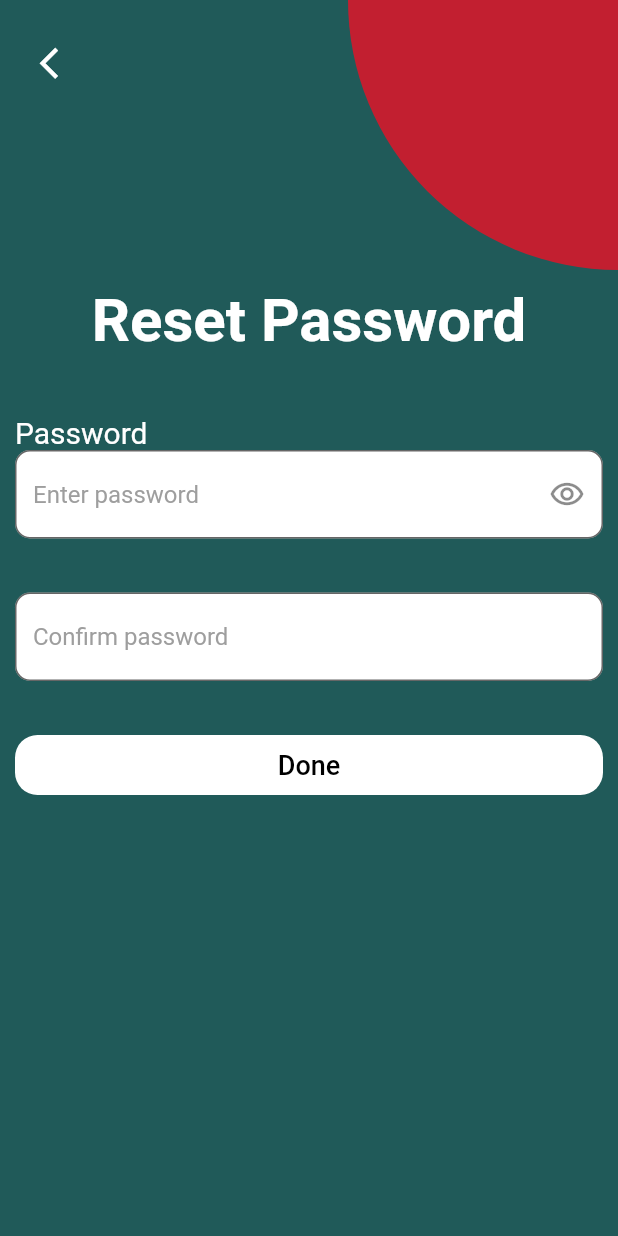
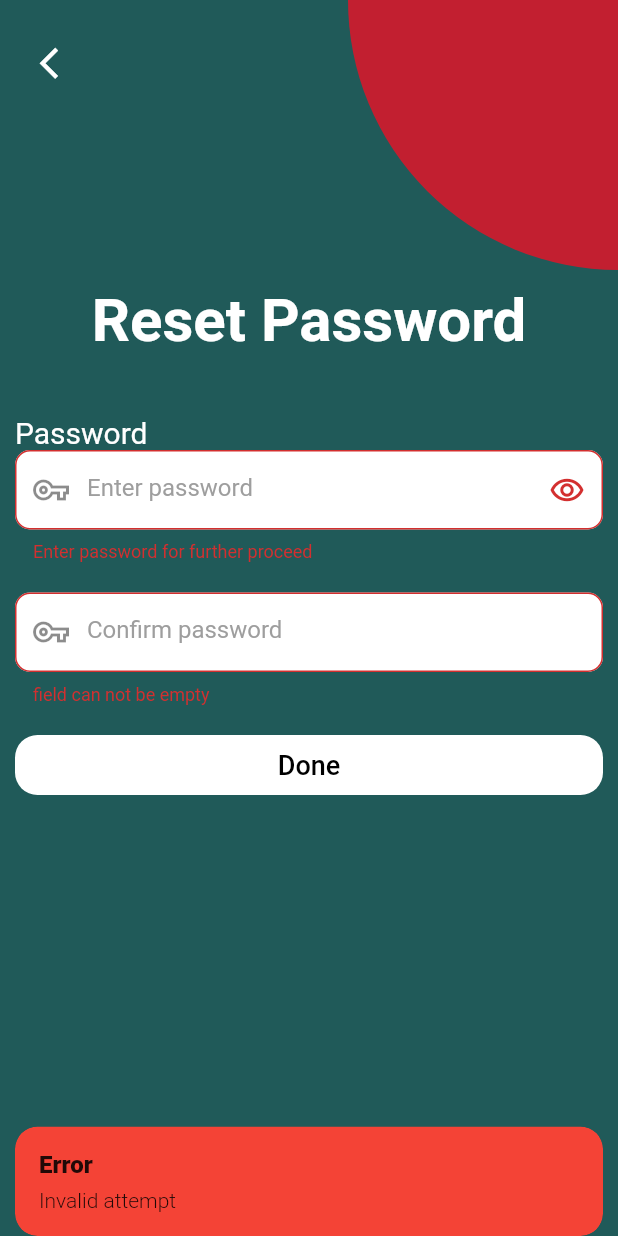
Before and after one commit to asmfahim1/master_packages, a Flutter app: the ResetConfirmPassScreen screen opened directly, after a tap on "Done", on a phone screen of 412 x 824 dp. Run offline on Flutter 3.47's test engine with Material 2 defaults, Android fonts, the phone set to English and light mode, and no system bars; our stand-ins replace get, hive, hive_flutter; accounts and stored records are empty.

Commit message:
successfully manage reset and reset confirm screen

```diff
--- a/lib/screens/login_signup_resetpass/create_account_screen.dart
+++ b/lib/screens/login_signup_resetpass/create_account_screen.dart
@@ -205,6 +205,8 @@ class _CreateAccountScreenState extends State<CreateAccountScreen> {
                                         signupMethod();
                                         Get.snackbar('Successful',
                                             'Successfully signed up');
+                                        debugPrint("signup button pressed");
+                                        Get.to(() => LoginScreen());
                                       } else {
                                         Get.snackbar(
                                           "Error",
@@ -214,8 +216,6 @@ class _CreateAccountScreenState extends State<CreateAccountScreen> {
                                           backgroundColor: Colors.red,
                                         );
                                       }
-                                      debugPrint("signup button pressed");
-                                      Get.to(() => LoginScreen());
                                     }
                                   }
                                 }
--- a/lib/screens/login_signup_resetpass/reset_confirm_pass_screen.dart
+++ b/lib/screens/login_signup_resetpass/reset_confirm_pass_screen.dart
@@ -3,16 +3,32 @@ import 'package:get/get.dart';
 import 'package:master_package/constants/constants.dart';
 import 'package:master_package/widgets/CircularWidget.dart';
 import 'package:master_package/widgets/ReusableTextButtonLCR.dart';
-import 'package:master_package/widgets/ReusableTextField.dart';
 import 'package:master_package/widgets/ReusableTitleText.dart';
 
 import '../../widgets/ReusableHeadlineText.dart';
+import '../../widgets/ReusableTextfieldPassword.dart';
+import 'login_screen.dart';
 
-class ResetConfirmPassScreen extends StatelessWidget {
+class ResetConfirmPassScreen extends StatefulWidget {
   ResetConfirmPassScreen({Key? key}) : super(key: key);
 
+  @override
+  State<ResetConfirmPassScreen> createState() => _ResetConfirmPassScreenState();
+}
+
+class _ResetConfirmPassScreenState extends State<ResetConfirmPassScreen> {
   TextEditingController passwordController = TextEditingController();
+
   TextEditingController confPasswordController = TextEditingController();
+
+  final GlobalKey<FormState> _fromKey1 = GlobalKey();
+
+  bool? obscureText = true;
+  void toggle() {
+    setState(() {
+      obscureText = !obscureText!;
+    });
+  }
 
   @override
   Widget build(BuildContext context) {
@@ -51,25 +67,95 @@ class ResetConfirmPassScreen extends StatelessWidget {
                           height: 40,
                         ),
                         ReusablePTitle(title: "Password"),
-                        ReusableTextField(
-                            hintText: "Enter password",
-                            suffixIcon: Padding(
-                              padding: EdgeInsets.all(8.0),
-                              child: Icon(Icons.remove_red_eye_outlined),
-                            ),
-                            textEditingController: passwordController),
-                        SizedBox(height: 20),
-                        ReusableTextField(
-                            hintText: "Confirm password",
-                            textEditingController: confPasswordController),
+                        Form(
+                            key: _fromKey1,
+                            child: Column(
+                              children: [
+                                ReusableTextfieldPassword(
+                                  validator: (value) {
+                                    if (value!.isNotEmpty &&
+                                        value.length >= 6) {
+                                      return null;
+                                    } else if (value.isNotEmpty &&
+                                        value.length < 6) {
+                                      return 'Too short password';
+                                    } else {
+                                      return 'Enter password for further proceed';
+                                    }
+                                  },
+                                  prefixIcon: const Icon(
+                                    Icons.vpn_key_outlined,
+                                  ),
+                                  hintText: 'Enter password',
+                                  textEditingController: passwordController,
+                                  obscureText: obscureText,
+                                  suffixIcon: IconButton(
+                                    onPressed: () {
+                                      toggle();
+                                    },
+                                    icon: Icon(obscureText!
+                                        ? Icons.remove_red_eye_outlined
+                                        : Icons.visibility_off),
+                                  ),
+                                ),
+                                SizedBox(height: 20),
+                                ReusableTextfieldPassword(
+                                  validator: (value) {
+                                    if (value!.isNotEmpty &&
+                                        value.length >= 6) {
+                                      return null;
+                                    } else if (value.isNotEmpty &&
+                                        value.length < 6) {
+                                      return 'invalid password';
+                                    } else {
+                                      return 'field can not be empty';
+                                    }
+                                  },
+                                  prefixIcon: const Icon(
+                                    Icons.vpn_key_outlined,
+                                  ),
+                                  textEditingController: confPasswordController,
+                                  hintText: 'Confirm password',
+                                  obscureText: false,
+                                ),
+                              ],
+                            )),
                         SizedBox(height: 20),
                         ReusableTextButtonL(
-                          title: "Done",
-                          color: Colors.white,
-                          onPressed: () {
-                            debugPrint("Done pressed");
-                          },
-                        ),
+                            title: "Done",
+                            color: Colors.white,
+                            onPressed: () {
+                              if (_fromKey1.currentState!.validate() &&
+                                  passwordController.text ==
+                                      confPasswordController.text) {
+                                Get.snackbar(
+                                  'Successful',
+                                  'Password successfully changed',
+                                  snackPosition: SnackPosition.TOP,
+                                  backgroundColor: Colors.white,
+                                );
+                                debugPrint("Done button pressed");
+                                Get.to(() => LoginScreen());
+                              } else if (_fromKey1.currentState!.validate() &&
+                                  passwordController.text !=
+                                      confPasswordController.text) {
+                                debugPrint('Error');
+                                Get.snackbar(
+                                  'Error',
+                                  'Password did not match',
+                                  snackPosition: SnackPosition.BOTTOM,
+                                  backgroundColor: Colors.red,
+                                );
+                              } else {
+                                debugPrint('Error');
+                                Get.snackbar(
+                                  'Error',
+                                  'Invalid attempt',
+                                  snackPosition: SnackPosition.BOTTOM,
+                                  backgroundColor: Colors.red,
+                                );
+                              }
+                            }),
                       ],
                     ),
                   ),
--- a/lib/screens/login_signup_resetpass/reset_pass_screen.dart
+++ b/lib/screens/login_signup_resetpass/reset_pass_screen.dart
@@ -1,6 +1,7 @@
 import 'package:flutter/material.dart';
 import 'package:get/get.dart';
 import 'package:master_package/constants/constants.dart';
+import 'package:master_package/screens/login_signup_resetpass/reset_confirm_pass_screen.dart';
 import 'package:master_package/widgets/CircularWidget.dart';
 import 'package:master_package/widgets/ReusableTextField.dart';
 import 'package:master_package/widgets/ReusableTitleText.dart';
@@ -12,6 +13,8 @@ class ResetPassScreen extends StatelessWidget {
   ResetPassScreen({Key? key}) : super(key: key);
 
   TextEditingController emailController = TextEditingController();
+
+  final GlobalKey<FormState> _fromKey1 = GlobalKey();
 
   @override
   Widget build(BuildContext context) {
@@ -58,10 +61,24 @@ class ResetPassScreen extends StatelessWidget {
                             height: 40,
                           ),
                           ReusablePTitle(title: "Email"),
-                          ReusableTextField(
-                              prefixIcon: Icon(Icons.email_outlined),
+                          Form(
+                            key: _fromKey1,
+                            child: ReusableTextField(
+                              validator: (value) {
+                                if (value!.isNotEmpty && value.length > 3) {
+                                  return null;
+                                } else if (value.isNotEmpty &&
+                                    value.length < 3) {
+                                  return 'invalid email';
+                                } else {
+                                  return 'field can not be empty';
+                                }
+                              },
+                              textEditingController: emailController,
+                              prefixIcon: const Icon(Icons.email_outlined),
                               hintText: "Enter your email",
-                              textEditingController: emailController),
+                            ),
+                          ),
                           const SizedBox(
                             height: 40,
                           ),
@@ -69,7 +86,16 @@ class ResetPassScreen extends StatelessWidget {
                             title: "Send email",
                             color: Colors.white,
                             onPressed: () {
-                              debugPrint("Send button pressed");
+                              if (_fromKey1.currentState!.validate()) {
+                                Get.snackbar(
+                                  'Confirmation mail',
+                                  'An email has sent to your account',
+                                  snackPosition: SnackPosition.BOTTOM,
+                                  backgroundColor: Colors.white,
+                                );
+                                debugPrint('Send email button pressed');
+                                Get.to(() => ResetConfirmPassScreen());
+                              }
                             },
                           ),
                         ],
```
